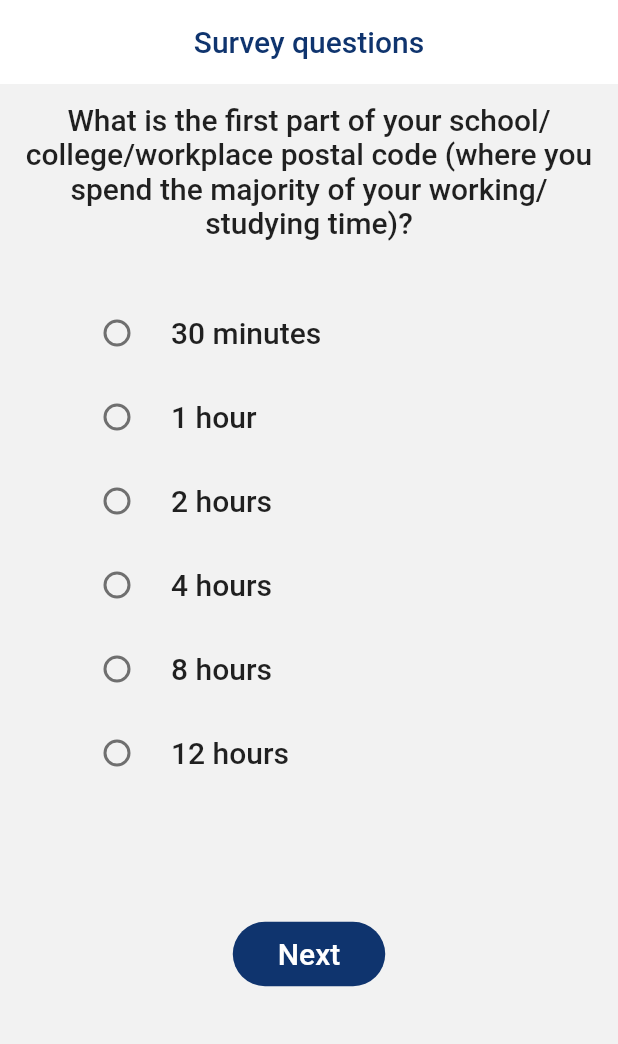
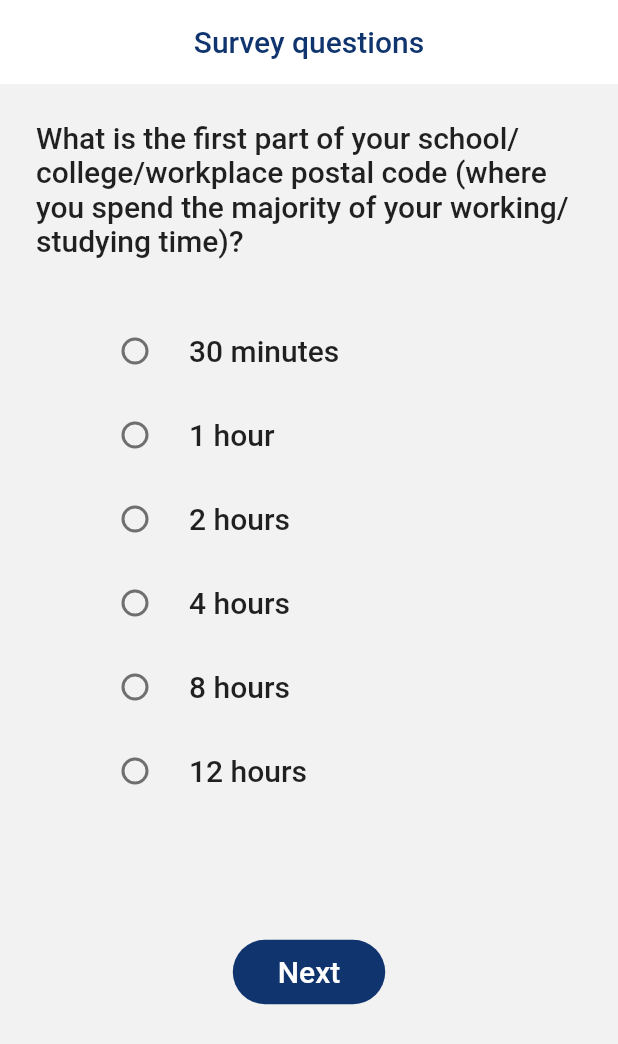
Before and after one commit to karthik-suresh/input_widgets, a Flutter app: the screen it shows after launch, after a tap on "Next", on a phone screen of 412 x 824 dp. Shown: the top 1044 px of the screen. Run offline on Flutter 3.47's test engine with Material 2 defaults, Android fonts, the phone set to English and light mode, and no system bars.

Commit message:
Minor UX changes to the question view

```diff
--- a/lib/main.dart
+++ b/lib/main.dart
@@ -82,17 +82,19 @@ class _MyHomePageState extends State<MyHomePage> {
     ThemeData themeData = Theme.of(context);
     return Scaffold(
       appBar: ThemedAppBar(Theme.of(context), titleText: widget.title),
-      body: Column(
+      body: Container(
+        padding: EdgeInsets.all(ThemeElements.cardContentPadding),
+        child: Column(
           children: <Widget>[
-          Padding(
+            Container(
               padding: const EdgeInsets.all(12.0),
               child: Text(
                 questions[_index]['question'],
                 style: themeData.textTheme.headline6,
-              textAlign: TextAlign.center,
+                textAlign: TextAlign.left,
               ),
             ),
-          Padding(
+            Container(
               padding: const EdgeInsets.all(12.0),
               child: SingleRoleClassifier.classify(questions[_index]['answer']),
             ),
@@ -105,6 +107,7 @@ class _MyHomePageState extends State<MyHomePage> {
             )
           ],
         ),
+      ),
     );
   }
 }
```
Lines whose indentation alone changed are shown as unchanged.
